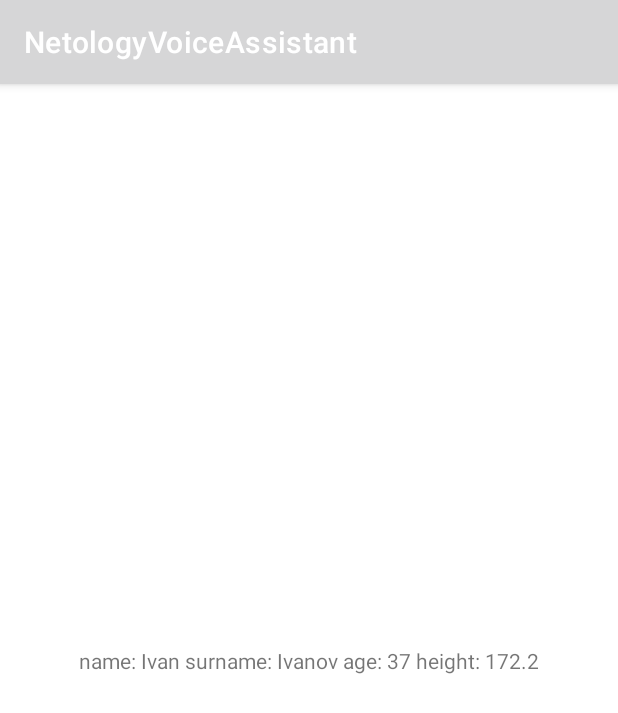
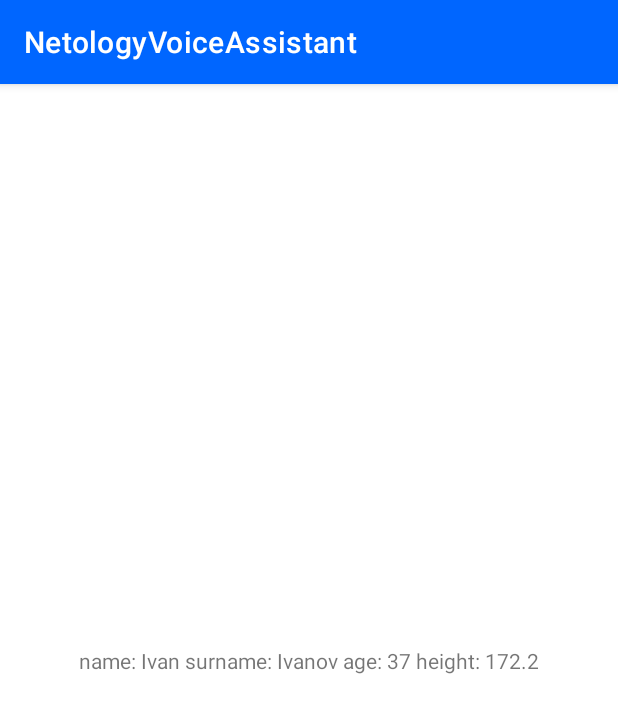
Before and after one commit to NikaNed/NetologyVoiceAssistant, an Android app: the screen it shows after launch (MainActivity), on a phone screen of 412 x 824 dp. Shown: the top 713 px of the screen. Run offline under Robolectric (Android 15) with nearby library versions, the light colour scheme and no system bars.

Commit message:
set colors on themes

```diff
--- a/app/src/main/res/values-night/themes.xml
+++ b/app/src/main/res/values-night/themes.xml
@@ -2,13 +2,13 @@
     <!-- Base application theme. -->
     <style name="Theme.NetologyVoiceAssistant" parent="Theme.MaterialComponents.DayNight.DarkActionBar">
         <!-- Primary brand color. -->
-        <item name="colorPrimary">@color/purple_200</item>
-        <item name="colorPrimaryVariant">@color/purple_700</item>
-        <item name="colorOnPrimary">@color/black</item>
+        <item name="colorPrimary">@color/black_700</item>
+        <item name="colorPrimaryVariant">@color/black_800</item>
+        <item name="colorOnPrimary">@color/white</item>
         <!-- Secondary brand color. -->
-        <item name="colorSecondary">@color/teal_200</item>
-        <item name="colorSecondaryVariant">@color/teal_200</item>
-        <item name="colorOnSecondary">@color/black</item>
+        <item name="colorSecondary">@color/top_300</item>
+        <item name="colorSecondaryVariant">@color/top_500</item>
+        <item name="colorOnSecondary">@color/black_900</item>
         <!-- Status bar color. -->
         <item name="android:statusBarColor" tools:targetApi="l">?attr/colorPrimaryVariant</item>
         <!-- Customize your theme here. -->
--- a/app/src/main/res/values/themes.xml
+++ b/app/src/main/res/values/themes.xml
@@ -2,13 +2,13 @@
     <!-- Base application theme. -->
     <style name="Theme.NetologyVoiceAssistant" parent="Theme.MaterialComponents.DayNight.DarkActionBar">
         <!-- Primary brand color. -->
-        <item name="colorPrimary">@color/purple_500</item>
-        <item name="colorPrimaryVariant">@color/purple_700</item>
+        <item name="colorPrimary">@color/pro_800</item>
+        <item name="colorPrimaryVariant">@color/pro_900</item>
         <item name="colorOnPrimary">@color/white</item>
         <!-- Secondary brand color. -->
-        <item name="colorSecondary">@color/teal_200</item>
-        <item name="colorSecondaryVariant">@color/teal_700</item>
-        <item name="colorOnSecondary">@color/black</item>
+        <item name="colorSecondary">@color/neo_300</item>
+        <item name="colorSecondaryVariant">@color/neo_500</item>
+        <item name="colorOnSecondary">@color/black_900</item>
         <!-- Status bar color. -->
         <item name="android:statusBarColor" tools:targetApi="l">?attr/colorPrimaryVariant</item>
         <!-- Customize your theme here. -->
```
